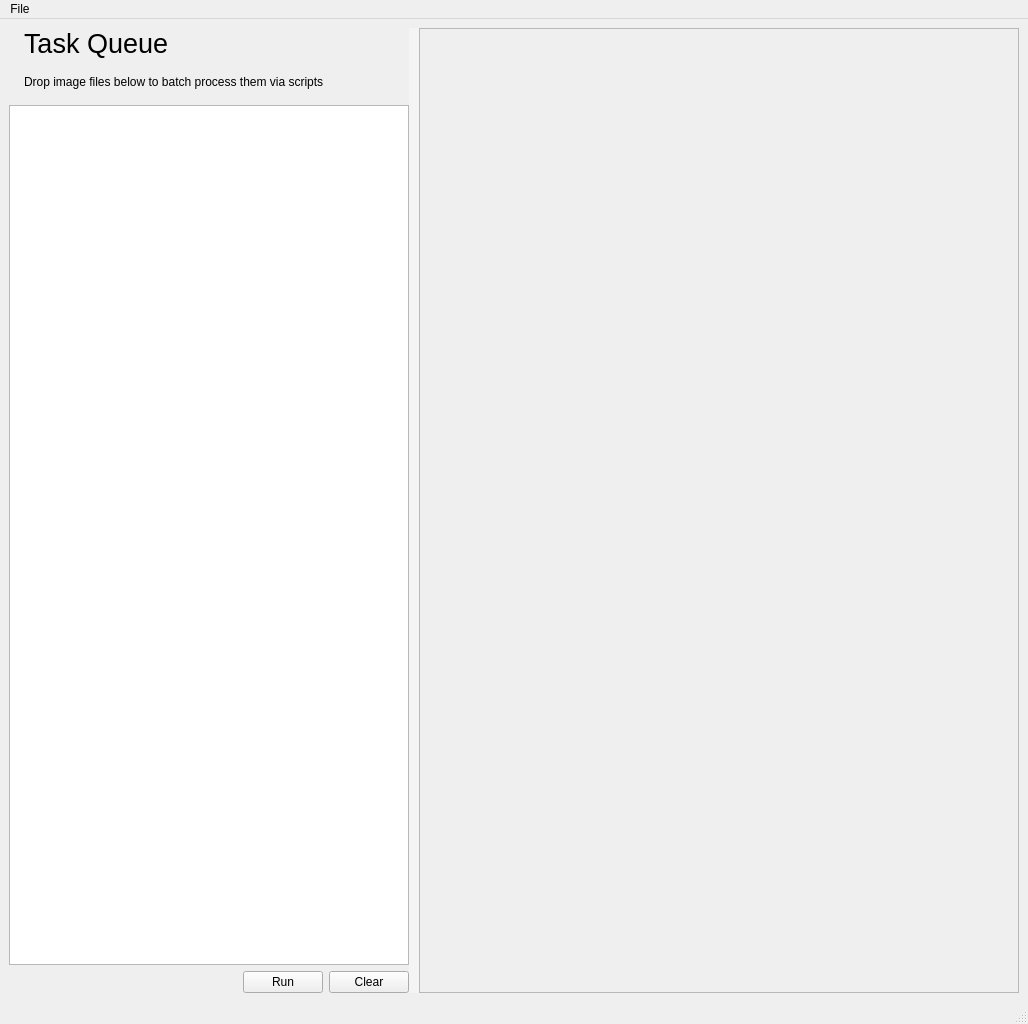
First picture: the form in geometrize/dialog/taskqueuewindow.ui, repository Tw1ddle/geometrize, before the edit.
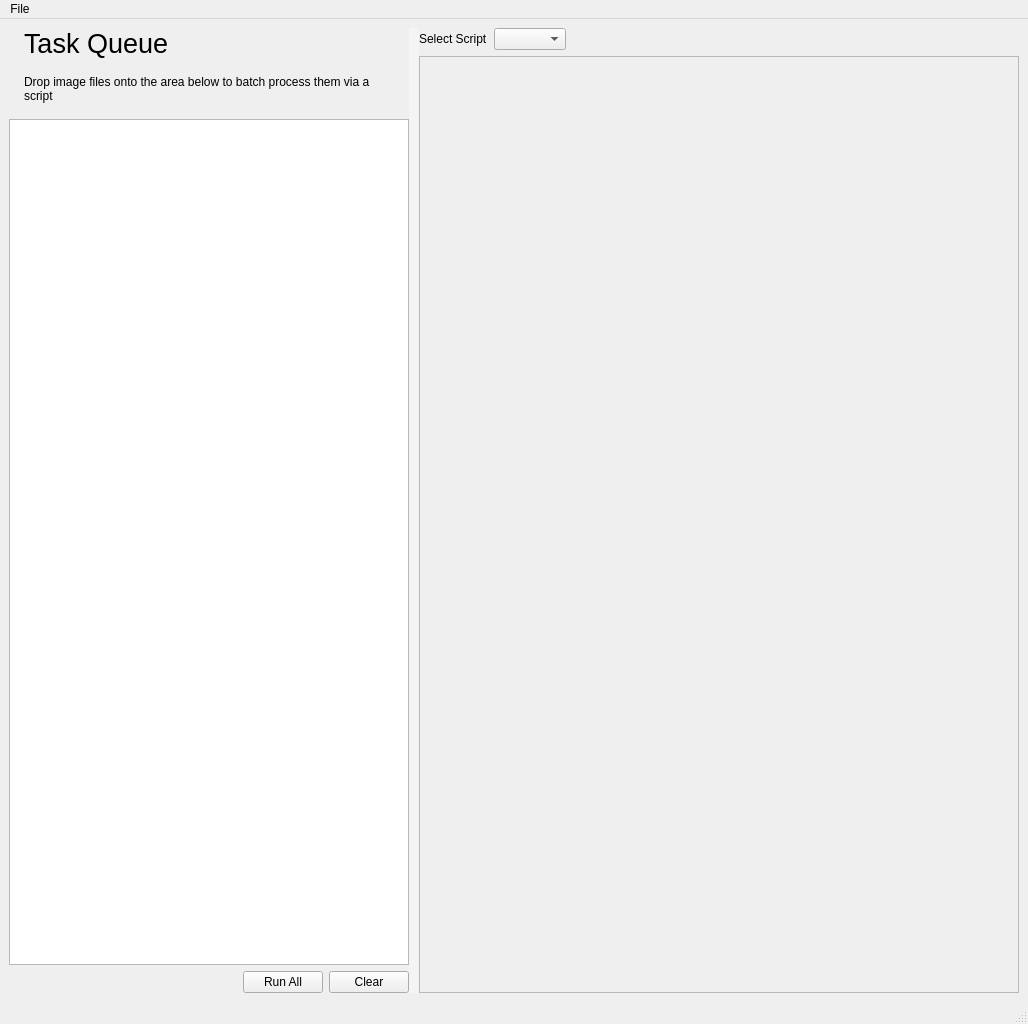
Second picture: the form after the edit. Icons and pictures are not drawn.

Commit message: Remove task queue script hardcoding, start adding script selection dropdown

The edit to the form file:
```diff
--- a/geometrize/dialog/taskqueuewindow.ui
+++ b/geometrize/dialog/taskqueuewindow.ui
@@ -177,7 +177,10 @@
             <item>
              <widget class="QLabel" name="taskListInstructionText">
               <property name="text">
-               <string extracomment="Instructions to the user explaining how to add items to the task queue list, by dragging items into a list below this text">Drop image files below to batch process them via scripts</string>
+               <string extracomment="Instructions to the user explaining how to add items to the task queue list, by dragging items into a list below this text">Drop image files onto the area below to batch process them via a script</string>
+              </property>
+              <property name="wordWrap">
+               <bool>true</bool>
               </property>
              </widget>
             </item>
@@ -213,7 +216,7 @@
              <bool>true</bool>
             </property>
             <property name="text">
-             <string extracomment="Text on a button that starts running the tasks from the task queue when pressed">Run</string>
+             <string extracomment="Text on a button that starts running the tasks from the task queue when pressed">Run All</string>
             </property>
            </widget>
           </item>
@@ -250,6 +253,33 @@
           <property name="sizeConstraint">
            <enum>QLayout::SetDefaultConstraint</enum>
           </property>
+          <item>
+           <layout class="QHBoxLayout" name="horizontalLayout">
+            <item>
+             <widget class="QLabel" name="scriptSelectLabel">
+              <property name="text">
+               <string>Select Script</string>
+              </property>
+             </widget>
+            </item>
+            <item>
+             <widget class="QComboBox" name="scriptSelectComboBox"/>
+            </item>
+            <item>
+             <spacer name="horizontalSpacer_4">
+              <property name="orientation">
+               <enum>Qt::Horizontal</enum>
+              </property>
+              <property name="sizeHint" stdset="0">
+               <size>
+                <width>40</width>
+                <height>20</height>
+               </size>
+              </property>
+             </spacer>
+            </item>
+           </layout>
+          </item>
           <item>
            <widget class="QScrollArea" name="scrollArea">
             <property name="widgetResizable">
@@ -261,7 +291,7 @@
                <x>0</x>
                <y>0</y>
                <width>578</width>
-               <height>941</height>
+               <height>911</height>
               </rect>
              </property>
             </widget>
```
The commit also changes 3 other files.
